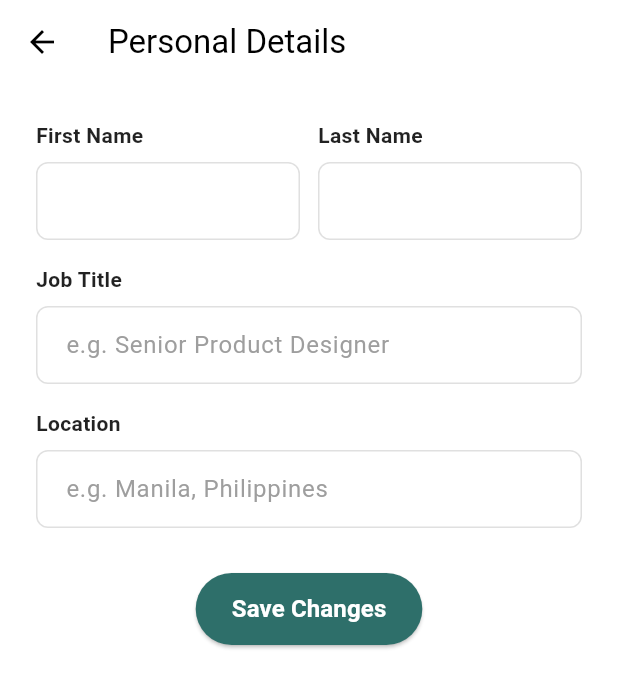
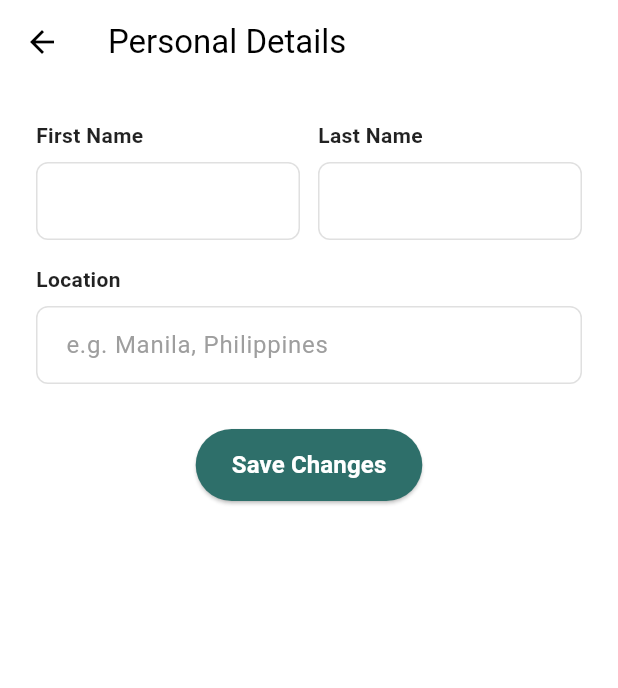
Before and after one commit to gguibone142629tc-rgb/Skill-Up-, a Flutter app: the EditProfilePage screen opened directly, on a phone screen of 412 x 824 dp. Shown: the top 688 px of the screen. Run offline on Flutter 3.47's test engine with Material 3 defaults, Android fonts, the phone set to English and light mode, and no system bars; our stand-ins replace cloud_firestore, firebase_auth, firebase_core, firebase_messaging, flutter_local_notifications, flutter_svg and 1 more; accounts and stored records are empty.

Commit message:
Student Job Title removed, toggle role color changed into its color theme.

```diff
--- a/lib/app_settings/page/edit_profile_page.dart
+++ b/lib/app_settings/page/edit_profile_page.dart
@@ -130,13 +130,6 @@ class _EditProfilePageState extends State<EditProfilePage> {
             const SizedBox(height: 16),
 
             AuthTextField(
-              label: "Job Title",
-              controller: _jobTitleController,
-              hintText: "e.g. Senior Product Designer",
-            ),
-            const SizedBox(height: 16),
-
-            AuthTextField(
               label: "Location",
               controller: _locationController,
               hintText: "e.g. Manila, Philippines",
--- a/lib/login/widgets/login/role_switcher.dart
+++ b/lib/login/widgets/login/role_switcher.dart
@@ -49,7 +49,7 @@ class _RoleItem extends StatelessWidget {
 
   @override
   Widget build(BuildContext context) {
-    const accent = Color(0xFF7C4DFF);
+    const accent = Color(0xFF2D6A65);
     final color = selected ? accent : Colors.black87;
     return InkWell(
       onTap: onTap,
--- a/lib/login/widgets/role_switcher/role_switcher.dart
+++ b/lib/login/widgets/role_switcher/role_switcher.dart
@@ -49,7 +49,7 @@ class _RoleItem extends StatelessWidget {
 
   @override
   Widget build(BuildContext context) {
-    const accent = Color(0xFF7C4DFF);
+    const accent = Color(0xFF2D6A65);
     final color = selected ? accent : Colors.black87;
     return InkWell(
       onTap: onTap,
--- a/lib/student_sign/pages/signup_page.dart
+++ b/lib/student_sign/pages/signup_page.dart
@@ -3,6 +3,7 @@ import 'package:finaproj/mentor_sign/pages/mentor_signup_page.dart';
 import 'package:finaproj/student_sign/widget/signup/sign_up_form.dart';
 import 'package:finaproj/student_sign/widget/signup/sign_up_links.dart';
 import 'package:flutter/material.dart';
+import 'package:flutter/foundation.dart';
 
 // Import your services
 import 'package:finaproj/services/auth_service.dart';
@@ -105,7 +106,10 @@ class _SignUpPageState extends State<SignUpPage> {
         child: SingleChildScrollView(
           padding: const EdgeInsets.symmetric(horizontal: 24, vertical: 16),
           child: ConstrainedBox(
-            constraints: const BoxConstraints(maxWidth: 420),
+            constraints: BoxConstraints(
+              // Allow full-width on web/desktop; keep comfy width on mobile
+              maxWidth: kIsWeb ? double.infinity : 420,
+            ),
             child: Column(
               crossAxisAlignment: CrossAxisAlignment.stretch,
               children: [
--- a/lib/student_sign/widget/signup/sign_up_links.dart
+++ b/lib/student_sign/widget/signup/sign_up_links.dart
@@ -14,7 +14,7 @@ class SignUpLinks extends StatelessWidget {
   @override
   Widget build(BuildContext context) {
     final theme = Theme.of(context);
-    const accent = Color(0xFF7C4DFF);
+    const accent = Color(0xFF2D6A65);
 
     return RichText(
       text: TextSpan(
```
